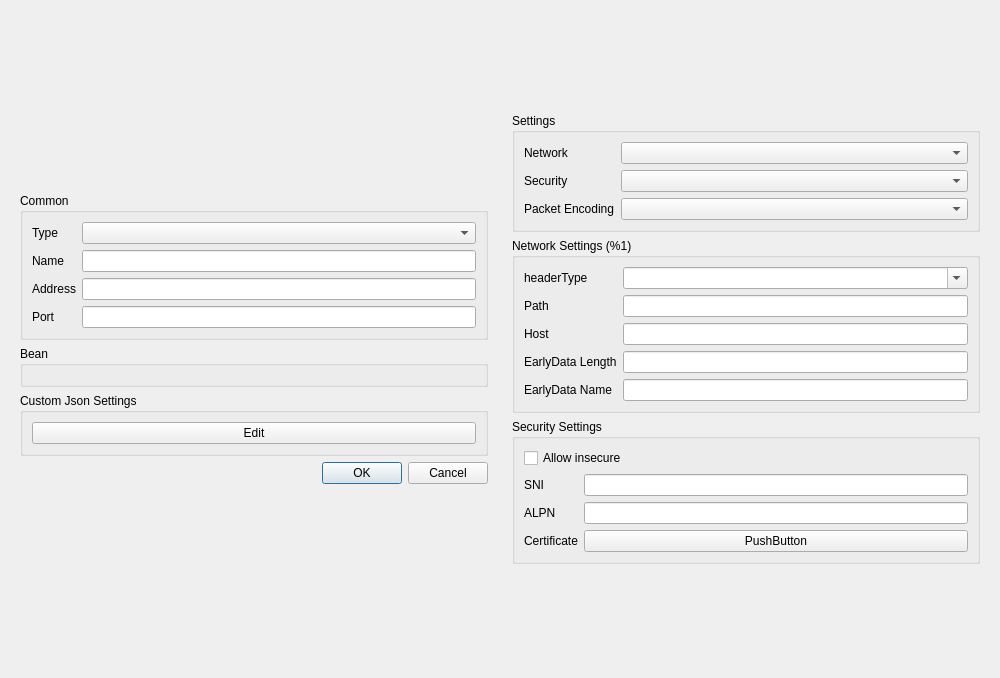
Qt form ui/edit/dialog_edit_profile.ui (MatsuriDayo/nekoray) before a commit.
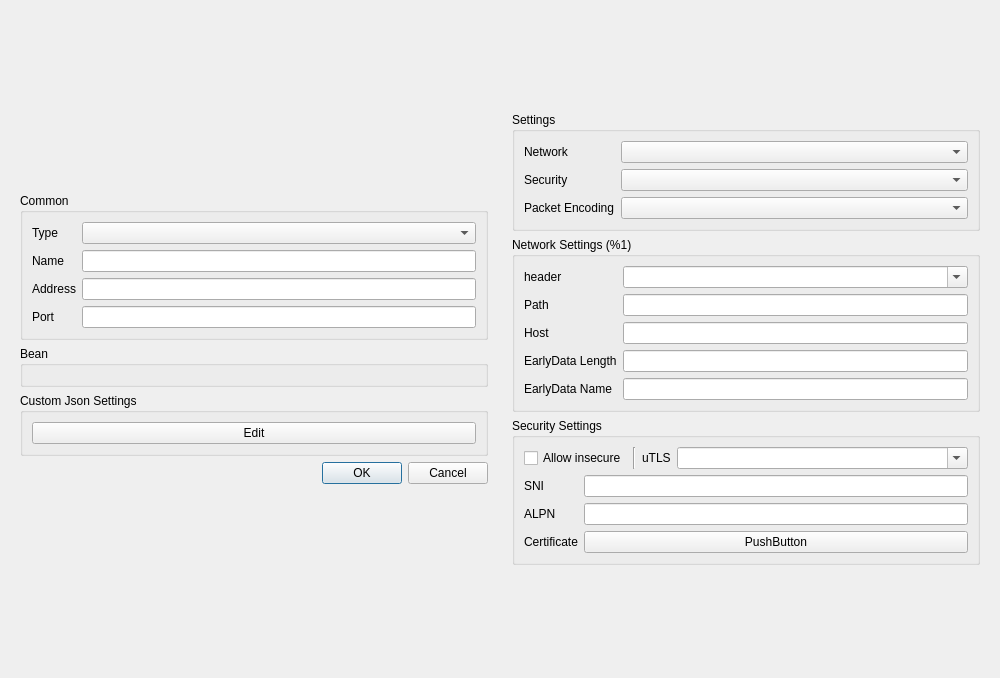
The same form after that commit. Custom widgets are drawn as their Qt base class.

The edit to the form file:
```diff
--- a/ui/edit/dialog_edit_profile.ui
+++ b/ui/edit/dialog_edit_profile.ui
@@ -349,7 +349,7 @@
             <string notr="true">伪装头部 (tcp/quic)</string>
            </property>
            <property name="text">
-            <string notr="true">headerType</string>
+            <string notr="true">header</string>
            </property>
           </widget>
          </item>
@@ -415,14 +415,104 @@
         </property>
         <layout class="QVBoxLayout" name="verticalLayout_2">
          <item>
-          <widget class="QCheckBox" name="insecure">
-           <property name="toolTip">
-            <string>When enabled, V2Ray will not check the validity of the TLS certificate provided by the remote host (the security is equivalent to plaintext)</string>
-           </property>
-           <property name="text">
-            <string>Allow insecure</string>
-           </property>
-          </widget>
+          <layout class="QHBoxLayout" name="horizontalLayout">
+           <item>
+            <widget class="QCheckBox" name="insecure">
+             <property name="sizePolicy">
+              <sizepolicy hsizetype="Maximum" vsizetype="Fixed">
+               <horstretch>0</horstretch>
+               <verstretch>0</verstretch>
+              </sizepolicy>
+             </property>
+             <property name="toolTip">
+              <string>When enabled, V2Ray will not check the validity of the TLS certificate provided by the remote host (the security is equivalent to plaintext)</string>
+             </property>
+             <property name="text">
+              <string>Allow insecure</string>
+             </property>
+            </widget>
+           </item>
+           <item>
+            <widget class="Line" name="line">
+             <property name="orientation">
+              <enum>Qt::Vertical</enum>
+             </property>
+            </widget>
+           </item>
+           <item>
+            <widget class="QLabel" name="label_2">
+             <property name="sizePolicy">
+              <sizepolicy hsizetype="Maximum" vsizetype="Preferred">
+               <horstretch>0</horstretch>
+               <verstretch>0</verstretch>
+              </sizepolicy>
+             </property>
+             <property name="toolTip">
+              <string notr="true">Currently only supported in sing-box core.</string>
+             </property>
+             <property name="text">
+              <string notr="true">uTLS</string>
+             </property>
+            </widget>
+           </item>
+           <item>
+            <widget class="QComboBox" name="utls">
+             <property name="editable">
+              <bool>true</bool>
+             </property>
+             <item>
+              <property name="text">
+               <string notr="true"/>
+              </property>
+             </item>
+             <item>
+              <property name="text">
+               <string notr="true">chrome</string>
+              </property>
+             </item>
+             <item>
+              <property name="text">
+               <string notr="true">firefox</string>
+              </property>
+             </item>
+             <item>
+              <property name="text">
+               <string notr="true">edge</string>
+              </property>
+             </item>
+             <item>
+              <property name="text">
+               <string notr="true">safari</string>
+              </property>
+             </item>
+             <item>
+              <property name="text">
+               <string notr="true">360</string>
+              </property>
+             </item>
+             <item>
+              <property name="text">
+               <string notr="true">qq</string>
+              </property>
+             </item>
+             <item>
+              <property name="text">
+               <string notr="true">ios</string>
+              </property>
+             </item>
+             <item>
+              <property name="text">
+               <string notr="true">android</string>
+              </property>
+             </item>
+             <item>
+              <property name="text">
+               <string notr="true">random</string>
+              </property>
+             </item>
+            </widget>
+           </item>
+          </layout>
          </item>
          <item>
           <layout class="QGridLayout" name="_3">
```
Left out of the diff: 7 changed lines with no effect on the pictures.
